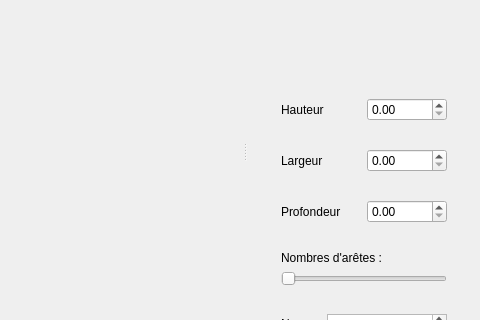
Above: src/gui/mainWindow.ui from slvrgauthier/OpenSculpt before the change; both pictures show x 329 to 809 and y 203 to 523 of the 809 by 642 pixel window. Below: the same form after it.
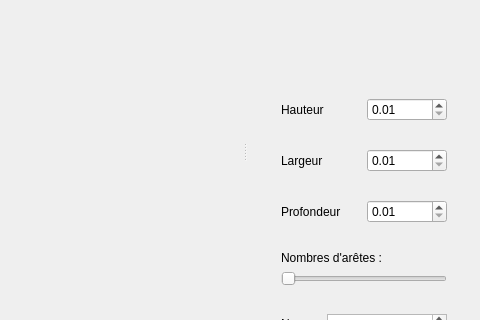
That is the form after the change. Icons and pictures are not drawn. Custom widgets are drawn as their Qt base class.

The edit to the form file:
```diff
--- a/src/gui/mainWindow.ui
+++ b/src/gui/mainWindow.ui
@@ -131,7 +131,11 @@
             </widget>
            </item>
            <item>
-            <widget class="QDoubleSpinBox" name="doubleSpinBox_2"/>
+            <widget class="QDoubleSpinBox" name="doubleSpinBox_2">
+             <property name="minimum">
+              <double>0.010000000000000</double>
+             </property>
+            </widget>
            </item>
           </layout>
          </widget>
@@ -147,7 +151,11 @@
             </widget>
            </item>
            <item>
-            <widget class="QDoubleSpinBox" name="doubleSpinBox"/>
+            <widget class="QDoubleSpinBox" name="doubleSpinBox">
+             <property name="minimum">
+              <double>0.010000000000000</double>
+             </property>
+            </widget>
            </item>
           </layout>
          </widget>
@@ -163,7 +171,11 @@
             </widget>
            </item>
            <item>
-            <widget class="QDoubleSpinBox" name="doubleSpinBox_3"/>
+            <widget class="QDoubleSpinBox" name="doubleSpinBox_3">
+             <property name="minimum">
+              <double>0.010000000000000</double>
+             </property>
+            </widget>
            </item>
           </layout>
          </widget>
```
Left out of the diff: 2 changed lines with no effect on the pictures.
